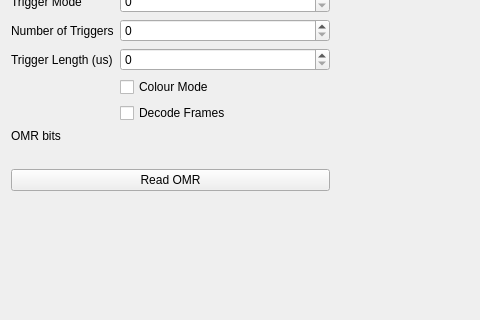
First picture: the form in SpidrMpx3Eq/qcstmconfigmonitoring.ui, repository navrit/dexter, before the edit; both pictures show x 0 to 480 and y 193 to 513 of the 1146 by 689 pixel window.
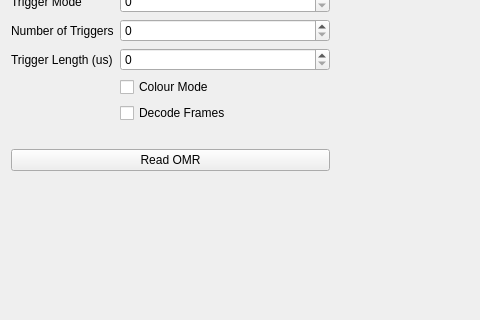
Second picture: the form after the edit.

Patch:
```diff
--- a/SpidrMpx3Eq/qcstmconfigmonitoring.ui
+++ b/SpidrMpx3Eq/qcstmconfigmonitoring.ui
@@ -175,18 +175,17 @@
          </item>
         </layout>
        </item>
-       <item>
-        <widget class="QLabel" name="label_17">
-         <property name="text">
-          <string>OMR bits</string>
-         </property>
-        </widget>
-       </item>
        <item>
         <widget class="QLabel" name="omrDisplayLabel">
          <property name="text">
           <string/>
          </property>
+         <property name="textFormat">
+          <enum>Qt::RichText</enum>
+         </property>
+         <property name="scaledContents">
+          <bool>true</bool>
+         </property>
         </widget>
        </item>
        <item>
```
Left out of the diff: 20 changed lines with no effect on the pictures.
